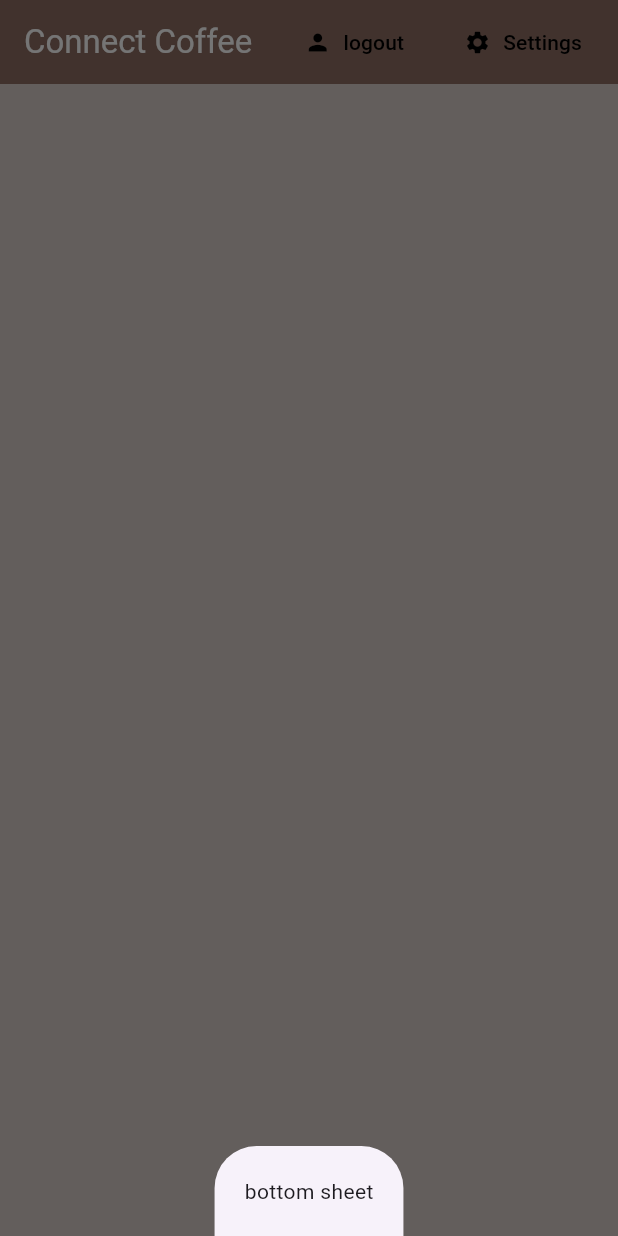
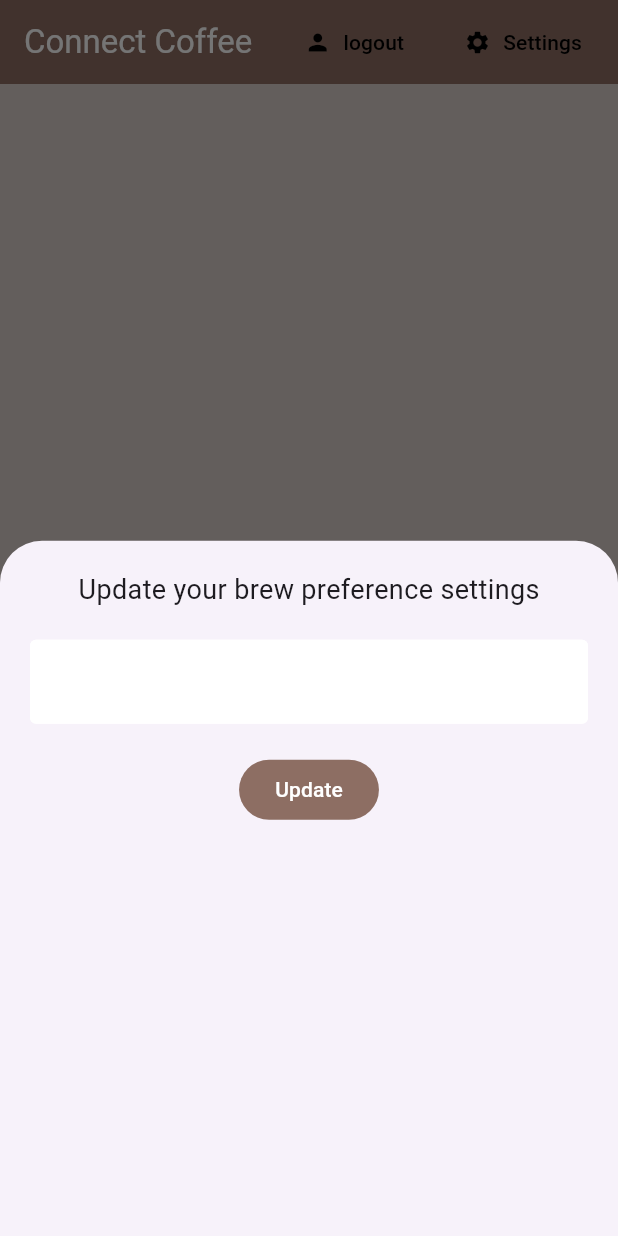
Before and after one commit to daghlas/connect_coffee_heart, a Flutter app: the screen it shows once a user with an empty profile is signed in, after a tap on "Settings", on a phone screen of 412 x 824 dp. Run offline on Flutter 3.47's test engine with Material 3 defaults, Android fonts, the phone set to English and light mode, and no system bars; our stand-ins replace cloud_firestore, firebase_auth, firebase_core, flutter_spinkit; accounts and stored records are empty.

Commit message:
settingsForm

```diff
--- a/lib/screens/home/home.dart
+++ b/lib/screens/home/home.dart
@@ -1,5 +1,6 @@
 import 'package:connect_coffee/models/connect.dart';
 import 'package:connect_coffee/screens/home/connect_list.dart';
+import 'package:connect_coffee/screens/home/settings_form.dart';
 import 'package:connect_coffee/services/auth.dart';
 import 'package:connect_coffee/services/database.dart';
 import 'package:flutter/material.dart';
@@ -12,6 +13,7 @@ class Home extends StatelessWidget {
 
   @override
   Widget build(BuildContext context) {
+    // bottom sheet
     void showSettingsPannel() {
       showModalBottomSheet(
           context: context,
@@ -19,7 +21,7 @@ class Home extends StatelessWidget {
             return Container(
               padding:
                   const EdgeInsets.symmetric(vertical: 20.0, horizontal: 20.0),
-              child: const Text('bottom sheet'),
+              child: const SettingsForm(),
             );
           });
     }
--- /dev/null
+++ b/lib/screens/home/settings_form.dart
@@ -0,0 +1,63 @@
+import 'package:connect_coffee/shared/constants.dart';
+import 'package:flutter/material.dart';
+
+class SettingsForm extends StatefulWidget {
+  const SettingsForm({super.key});
+
+  @override
+  State<SettingsForm> createState() => _SettingsFormState();
+}
+
+class _SettingsFormState extends State<SettingsForm> {
+  // create form
+  final _formKey = GlobalKey<FormState>();
+  final List<String> sugars = ['0', '1', '2', '3', '4'];
+
+  // form values
+  // LateInitializationError: >> Change from using 'late' to '?' to check nullable
+  String? _currentName;
+  String? _currentSugars;
+  int? _currentStrength;
+
+  @override
+  Widget build(BuildContext context) {
+    return Form(
+      key: _formKey,
+      child: Column(
+        children: <Widget>[
+          const Text(
+            'Update your brew preference settings',
+            style: TextStyle(fontSize: 18.0),
+          ),
+          const SizedBox(height: 20.0),
+          TextFormField(
+            decoration: textInputDecoration,
+            validator: (val) => val!.isEmpty ? 'Please enter a name' : null,
+            onChanged: (val) => setState(() {
+              _currentName = val;
+            }),
+          ),
+          const SizedBox(height: 20.0),
+          // drop down
+          // slider
+          ElevatedButton(
+            onPressed: () async {
+              print(_currentName);
+              print(_currentSugars);
+              print(_currentStrength);
+            },
+            style: ElevatedButton.styleFrom(
+              backgroundColor: Colors.brown[400],
+              foregroundColor: Colors.black,
+              elevation: 0.0,
+            ),
+            child: const Text(
+              'Update',
+              style: TextStyle(color: Colors.white),
+            ),
+          ),
+        ],
+      ),
+    );
+  }
+}
```
